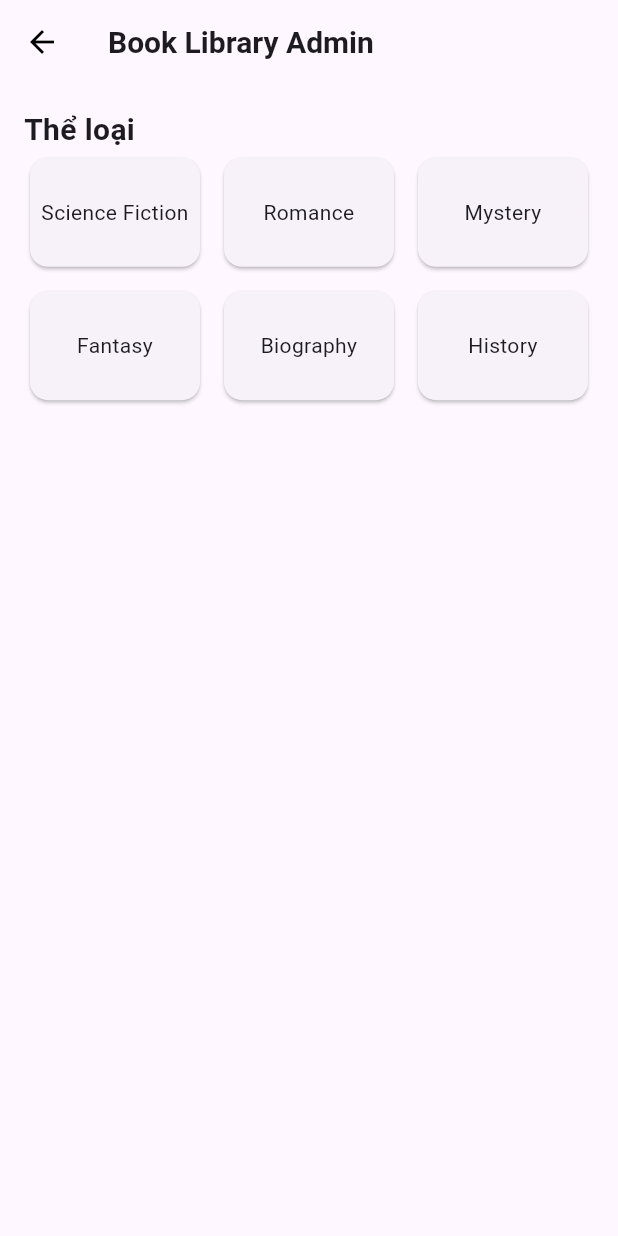
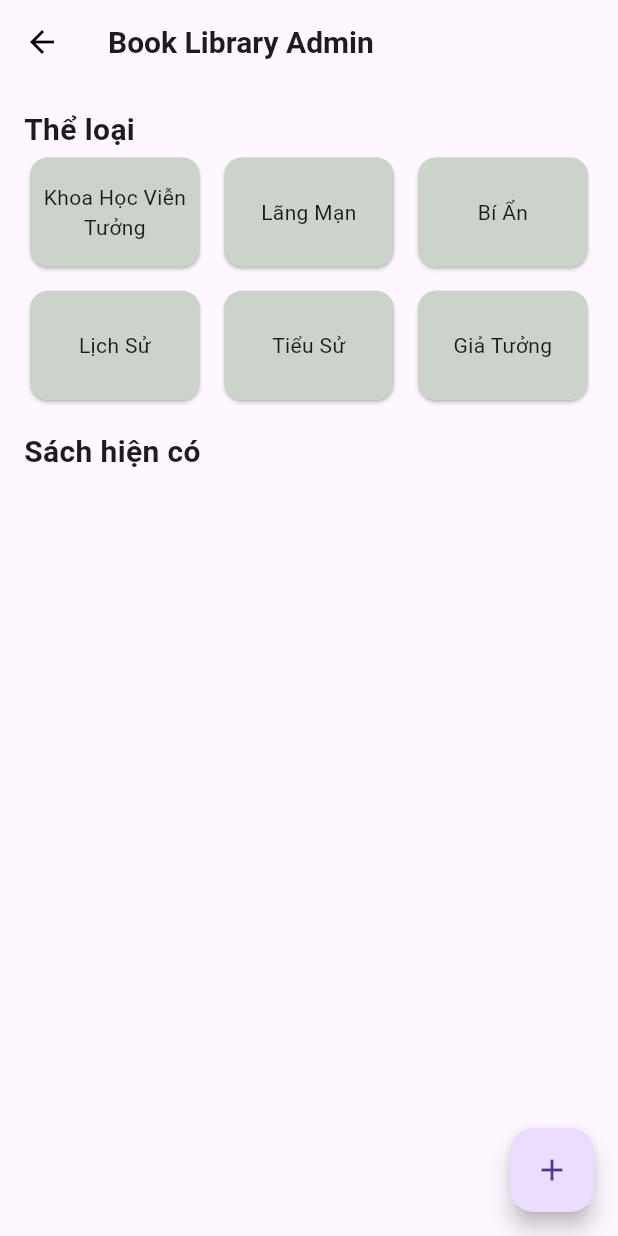
Before and after one commit to anhhieu21/Book-Shop, a Flutter app: the AdminHomeScreen screen opened directly, on a phone screen of 412 x 824 dp. Run offline on Flutter 3.47's test engine with Material 3 defaults, Android fonts, the phone set to English and light mode, and no system bars; our stand-ins replace dio, get, shared_preferences; accounts and stored records are empty.

Commit message:
feat: implement add book screen and category selection

```diff
--- a/lib/models/book.dart
+++ b/lib/models/book.dart
@@ -1,3 +1,7 @@
+import 'dart:ui';
+
+import 'package:flutter/material.dart';
+
 class Book {
   late String? id;
   late String name;
@@ -25,3 +29,15 @@ class Book {
     );
   }
 }
+
+enum CategoryEnum {
+  khoaHocVienTuong('Khoa Học Viễn Tưởng'),
+  langMan('Lãng Mạn'),
+  biAn('Bí Ẩn'),
+  lichSu('Lịch Sử'),
+  tieuSu('Tiểu Sử'),
+  giaTuong('Giả Tưởng');
+
+  final String title;
+  const CategoryEnum(this.title);
+}
--- a/lib/screens/admin/home_screen.dart
+++ b/lib/screens/admin/home_screen.dart
@@ -1,10 +1,11 @@
 import 'package:bookshop/models/book.dart';
-import 'package:bookshop/providers/cart_provider.dart';
 import 'package:bookshop/providers/product_provider.dart';
+import 'package:bookshop/screens/admin/add_book_screen.dart';
+import 'package:bookshop/screens/admin/widgets/books_widget.dart';
 import 'package:bookshop/screens/details_product.dart';
-import 'package:bookshop/screens/student/book_mg_screen.dart';
 import 'package:flutter/material.dart';
 import 'package:get/get.dart';
+import 'package:get/get_connect/http/src/utils/utils.dart';
 import 'package:provider/provider.dart';
 
 import 'widgets/categories_widge.dart';
@@ -36,6 +37,12 @@ class _AdminHomeScreenState extends State<AdminHomeScreen> {
               style: TextStyle(fontSize: 20, fontWeight: FontWeight.bold),
             ),
           ),
+          floatingActionButton: FloatingActionButton(
+            onPressed: () {
+              Get.to(() => AddBookScreen());
+            },
+            child: Icon(Icons.add),
+          ),
           body: CustomScrollView(
             slivers: [
               SliverPadding(
@@ -57,6 +64,7 @@ class _AdminHomeScreenState extends State<AdminHomeScreen> {
                   ),
                 ),
               ),
+              BooksWidget(),
               SliverGrid.builder(
                   gridDelegate: SliverGridDelegateWithFixedCrossAxisCount(
                     crossAxisCount: 2,
--- a/lib/screens/admin/widgets/categories_widge.dart
+++ b/lib/screens/admin/widgets/categories_widge.dart
@@ -1,16 +1,8 @@
+import 'package:bookshop/models/book.dart';
 import 'package:flutter/material.dart';
 
 class CategoriesWidget extends StatelessWidget {
-  final List<String> categories = [
-    'Science Fiction',
-    'Romance',
-    'Mystery',
-    'Fantasy',
-    'Biography',
-    'History'
-  ];
-
-  CategoriesWidget({super.key});
+  const CategoriesWidget({super.key});
 
   @override
   Widget build(BuildContext context) {
@@ -22,14 +14,15 @@ class CategoriesWidget extends StatelessWidget {
       mainAxisSpacing: 8,
       childAspectRatio: 1.5,
       children: List.generate(
-        categories.length,
+        CategoryEnum.values.length,
         (index) {
           return SizedBox(
             child: Card(
               elevation: 1.0,
+              color: Color.fromRGBO(204, 211, 202, 1),
               child: Center(
                 child: Text(
-                  categories[index],
+                  CategoryEnum.values[index].title,
                   textAlign: TextAlign.center,
                 ),
               ),
```
Also changed, not shown: lib/screens/admin/add_book_screen.dart (added, +111 -0 lines), lib/screens/admin/widgets/books_widget.dart (+9 -1 lines).
